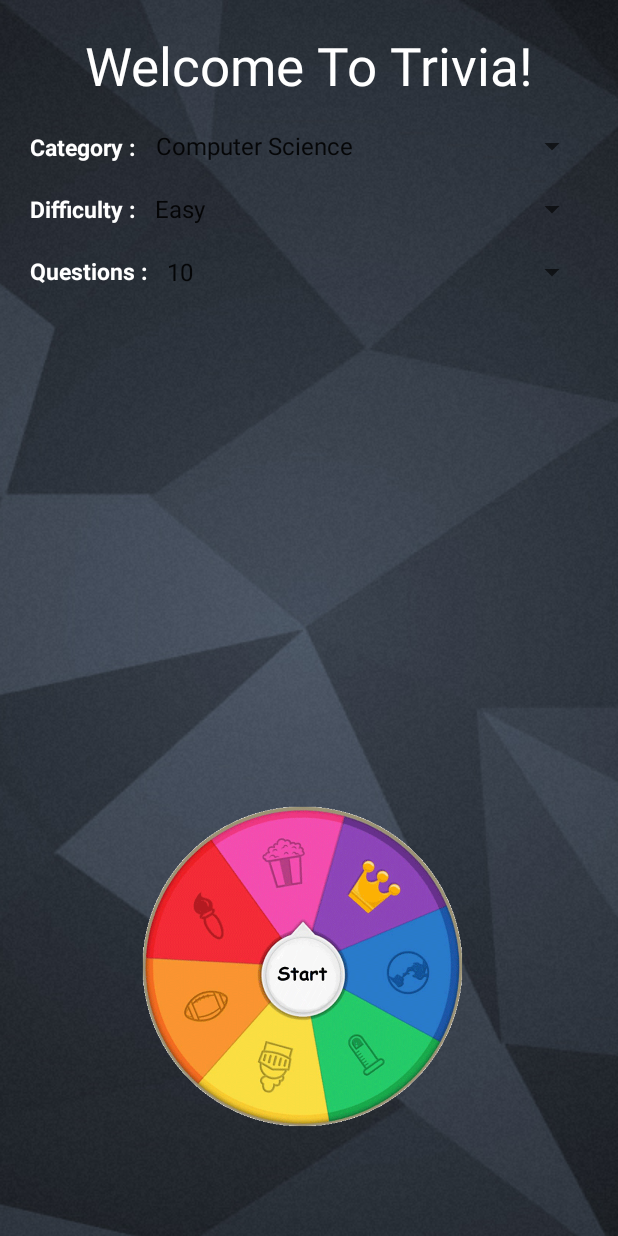
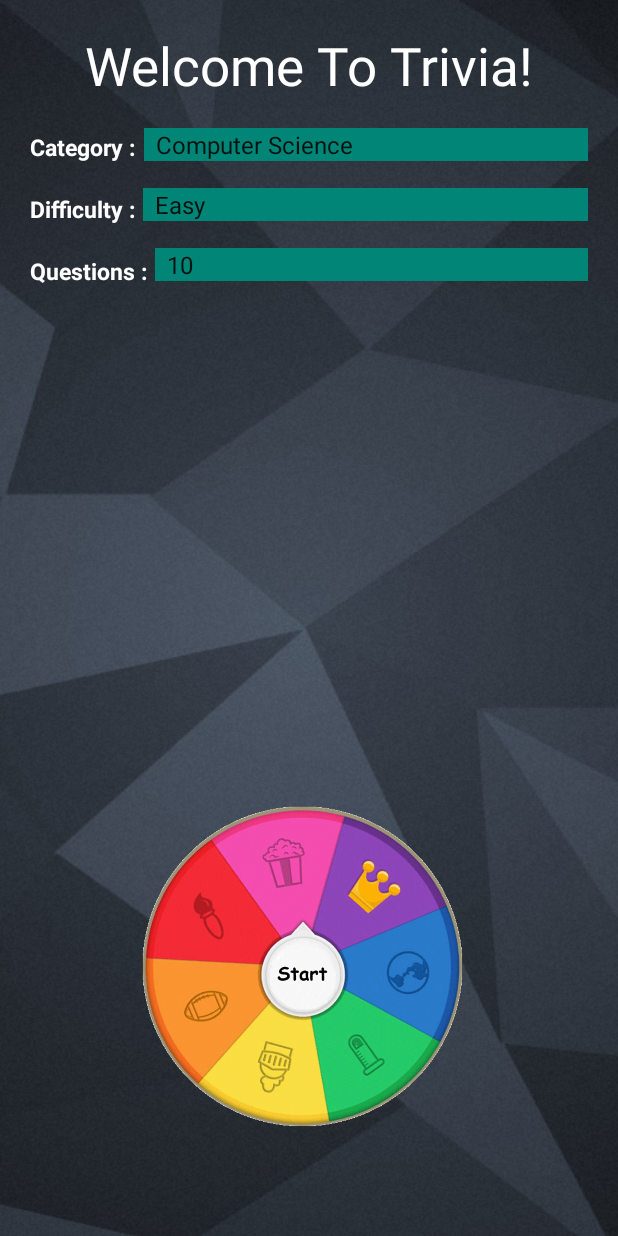
Before and after one commit to lphung1/Trivia, an Android app: the screen it shows after launch (MainActivity), on a phone screen of 412 x 824 dp. Run offline under Robolectric (Android 15) with nearby library versions, the phone set to English and light mode, and no system bars.

Commit message:
Spinner color change

```diff
--- a/app/src/main/res/layout/activity_main.xml
+++ b/app/src/main/res/layout/activity_main.xml
@@ -43,6 +43,7 @@
         android:id="@+id/spinner_category"
         android:layout_below="@id/textViewWelcome"
         android:layout_toEndOf="@id/textView_Category_Static"
+        android:background="@color/colorPrimary"
         android:layout_marginTop="18dp"
         android:layout_marginStart="5dp"
         android:layout_marginEnd="20dp"
@@ -67,6 +68,7 @@
         android:layout_width="fill_parent"
         android:layout_height="wrap_content"
         android:layout_below="@id/spinner_category"
+        android:background="@color/colorPrimary"
         android:layout_marginStart="5dp"
         android:layout_marginEnd="20dp"
         android:layout_marginTop="18dp"
@@ -90,6 +92,7 @@
         android:layout_width="fill_parent"
         android:layout_height="wrap_content"
         android:layout_below="@id/spinner_difficulty"
+        android:background="@color/colorPrimary"
         android:layout_marginStart="5dp"
         android:layout_marginTop="18dp"
         android:layout_marginEnd="20dp"
```
